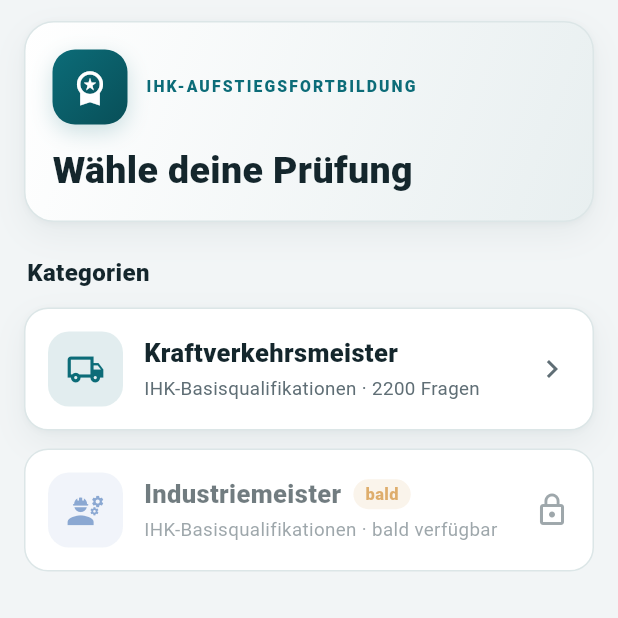
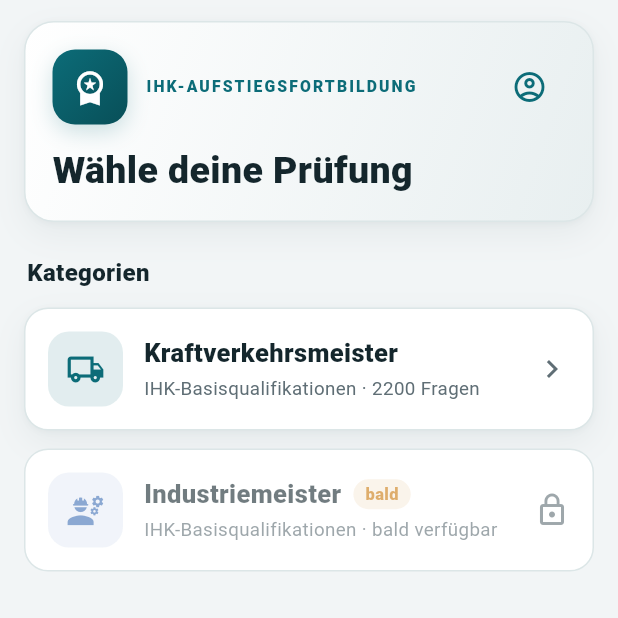
Before and after one commit to schaardi/KVM-Lernapp, a Flutter app: the CategoryScreen screen opened directly, on a phone screen of 412 x 824 dp, the top half of it. Run offline on Flutter 3.47's test engine with Material 3 defaults, Android fonts, the phone set to English and light mode, and no system bars; our stand-ins replace flutter_tts, google_sign_in, shared_preferences, speech_to_text, supabase_flutter; accounts and stored records are empty.

```diff
--- a/flutter_app/lib/config.dart
+++ b/flutter_app/lib/config.dart
@@ -19,8 +19,13 @@ class Config {
   );
 
   /// OAuth-Web-Client-ID (Google Cloud) für den nativen Google-Login.
-  static const String googleWebClientId =
-      String.fromEnvironment('GOOGLE_WEB_CLIENT_ID');
+  /// Öffentlich (Client-IDs sind nicht geheim); das Client-Secret gehört NICHT
+  /// hierher, sondern ausschließlich in die Supabase-Provider-Konfiguration.
+  static const String googleWebClientId = String.fromEnvironment(
+    'GOOGLE_WEB_CLIENT_ID',
+    defaultValue:
+        '342520200103-78s40rb7f7o5olhd1lsrdf2clrvh5dsu.apps.googleusercontent.com',
+  );
 
   /// Login/Sync erst, wenn Supabase UND der Google-Client konfiguriert sind –
   /// so erscheint der Knopf nicht, solange Google noch nicht eingerichtet ist.
```
